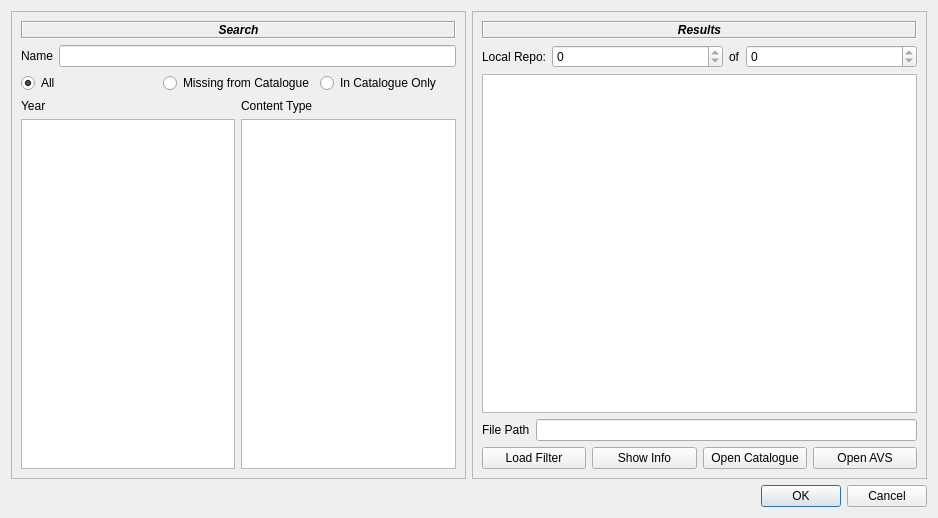
The window that src/main/python/ui/catalogue.ui (3ll3d00d/beqdesigner) describes before a commit, drawn with Qt 5.
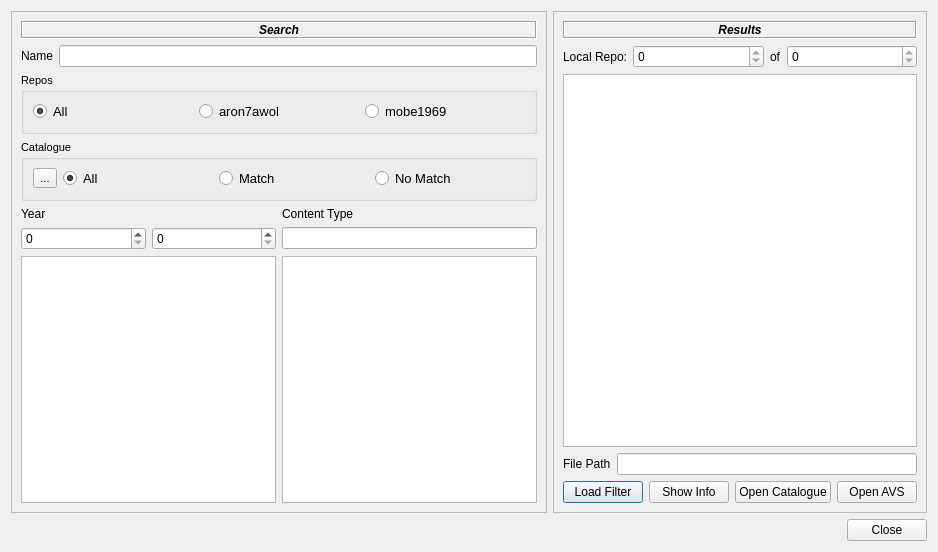
The same window after the commit.

Commit message: improve catalogue search #381

The edit to the form file:
```diff
--- a/src/main/python/ui/catalogue.ui
+++ b/src/main/python/ui/catalogue.ui
@@ -7,13 +7,13 @@
     <x>0</x>
     <y>0</y>
     <width>938</width>
-    <height>518</height>
+    <height>552</height>
    </rect>
   </property>
   <property name="windowTitle">
    <string>BEQ Catalogue</string>
   </property>
-  <layout class="QGridLayout" name="gridLayout" columnstretch="1,1">
+  <layout class="QGridLayout" name="gridLayout" columnstretch="3,2">
    <item row="0" column="0">
     <widget class="QFrame" name="searchFrame">
      <property name="frameShape">
@@ -25,36 +25,101 @@
      <layout class="QGridLayout" name="gridLayout_3">
       <item row="0" column="0">
        <layout class="QGridLayout" name="searchLayout">
-        <item row="0" column="0" colspan="2">
-         <widget class="QLabel" name="filterHeaderLabel">
-          <property name="font">
-           <font>
-            <weight>75</weight>
-            <italic>true</italic>
-            <bold>true</bold>
-           </font>
-          </property>
-          <property name="frameShape">
-           <enum>QFrame::Box</enum>
-          </property>
-          <property name="frameShadow">
-           <enum>QFrame::Sunken</enum>
-          </property>
-          <property name="text">
-           <string>Search</string>
-          </property>
-          <property name="alignment">
-           <set>Qt::AlignCenter</set>
+        <item row="6" column="1">
+         <widget class="QListWidget" name="contentTypeFilter">
+          <property name="selectionMode">
+           <enum>QAbstractItemView::MultiSelection</enum>
           </property>
          </widget>
         </item>
-        <item row="4" column="0">
+        <item row="6" column="0">
          <widget class="QListWidget" name="yearFilter">
           <property name="selectionMode">
            <enum>QAbstractItemView::MultiSelection</enum>
           </property>
          </widget>
         </item>
+        <item row="3" column="0" colspan="2">
+         <widget class="QGroupBox" name="catalogueBox">
+          <property name="font">
+           <font>
+            <pointsize>8</pointsize>
+            <weight>50</weight>
+            <bold>false</bold>
+           </font>
+          </property>
+          <property name="title">
+           <string>Catalogue</string>
+          </property>
+          <layout class="QHBoxLayout" name="horizontalLayout_2">
+           <item>
+            <widget class="QToolButton" name="browseCatalogueButton">
+             <property name="text">
+              <string>...</string>
+             </property>
+            </widget>
+           </item>
+           <item>
+            <widget class="QRadioButton" name="allRadioButton">
+             <property name="font">
+              <font>
+               <pointsize>10</pointsize>
+               <weight>50</weight>
+               <bold>false</bold>
+              </font>
+             </property>
+             <property name="text">
+              <string>All</string>
+             </property>
+             <property name="checked">
+              <bool>true</bool>
+             </property>
+            </widget>
+           </item>
+           <item>
+            <widget class="QRadioButton" name="inCatalogueOnlyRadioButton">
+             <property name="font">
+              <font>
+               <pointsize>10</pointsize>
+               <weight>50</weight>
+               <bold>false</bold>
+              </font>
+             </property>
+             <property name="text">
+              <string>Match</string>
+             </property>
+            </widget>
+           </item>
+           <item>
+            <widget class="QRadioButton" name="missingFromCatalogueRadioButton">
+             <property name="font">
+              <font>
+               <pointsize>10</pointsize>
+               <weight>50</weight>
+               <bold>false</bold>
+              </font>
+             </property>
+             <property name="text">
+              <string>No Match</string>
+             </property>
+            </widget>
+           </item>
+          </layout>
+         </widget>
+        </item>
+        <item row="5" column="0">
+         <layout class="QHBoxLayout" name="yearFilterLayout">
+          <item>
+           <widget class="QSpinBox" name="yearMinFilter"/>
+          </item>
+          <item>
+           <widget class="QSpinBox" name="yearMaxFilter"/>
+          </item>
+         </layout>
+        </item>
+        <item row="5" column="1">
+         <widget class="QLineEdit" name="contentFilter"/>
+        </item>
         <item row="1" column="0" colspan="2">
          <layout class="QHBoxLayout" name="nameLayout">
           <item>
@@ -69,21 +134,37 @@
           </item>
          </layout>
         </item>
-        <item row="4" column="1">
-         <widget class="QListWidget" name="contentTypeFilter">
-          <property name="selectionMode">
-           <enum>QAbstractItemView::MultiSelection</enum>
+        <item row="0" column="0" colspan="2">
+         <widget class="QLabel" name="filterHeaderLabel">
+          <property name="font">
+           <font>
+            <weight>75</weight>
+            <italic>true</italic>
+            <bold>true</bold>
+           </font>
+          </property>
+          <property name="frameShape">
+           <enum>QFrame::Box</enum>
+          </property>
+          <property name="frameShadow">
+           <enum>QFrame::Sunken</enum>
+          </property>
+          <property name="text">
+           <string>Search</string>
+          </property>
+          <property name="alignment">
+           <set>Qt::AlignCenter</set>
           </property>
          </widget>
         </item>
-        <item row="3" column="0">
+        <item row="4" column="0">
          <widget class="QLabel" name="yearFilterLabel">
           <property name="text">
            <string>Year</string>
           </property>
          </widget>
         </item>
-        <item row="3" column="1">
+        <item row="4" column="1">
          <widget class="QLabel" name="contentTypeFilterLabel">
           <property name="text">
            <string>Content Type</string>
@@ -91,32 +172,61 @@
          </widget>
         </item>
         <item row="2" column="0" colspan="2">
-         <layout class="QHBoxLayout" name="catalogueFilterLayout">
-          <item>
-           <widget class="QRadioButton" name="allRadioButton">
-            <property name="text">
-             <string>All</string>
-            </property>
-            <property name="checked">
-             <bool>true</bool>
-            </property>
-           </widget>
-          </item>
-          <item>
-           <widget class="QRadioButton" name="missingFromCatalogueRadioButton">
-            <property name="text">
-             <string>Missing from Catalogue</string>
-            </property>
-           </widget>
-          </item>
-          <item>
-           <widget class="QRadioButton" name="inCatalogueOnlyRadioButton">
-            <property name="text">
-             <string>In Catalogue Only</string>
-            </property>
-           </widget>
-          </item>
-         </layout>
+         <widget class="QGroupBox" name="repoGroupBox">
+          <property name="font">
+           <font>
+            <pointsize>8</pointsize>
+            <italic>false</italic>
+           </font>
+          </property>
+          <property name="title">
+           <string>Repos</string>
+          </property>
+          <layout class="QHBoxLayout" name="horizontalLayout">
+           <item>
+            <widget class="QRadioButton" name="allReposRadioButton">
+             <property name="font">
+              <font>
+               <pointsize>10</pointsize>
+               <italic>false</italic>
+              </font>
+             </property>
+             <property name="text">
+              <string>All</string>
+             </property>
+             <property name="checked">
+              <bool>true</bool>
+             </property>
+            </widget>
+           </item>
+           <item>
+            <widget class="QRadioButton" name="aron7awolRepoButton">
+             <property name="font">
+              <font>
+               <pointsize>10</pointsize>
+               <italic>false</italic>
+              </font>
+             </property>
+             <property name="text">
+              <string>aron7awol</string>
+             </property>
+            </widget>
+           </item>
+           <item>
+            <widget class="QRadioButton" name="mobe1969RepoButton">
+             <property name="font">
+              <font>
+               <pointsize>10</pointsize>
+               <italic>false</italic>
+              </font>
+             </property>
+             <property name="text">
+              <string>mobe1969</string>
+             </property>
+            </widget>
+           </item>
+          </layout>
+         </widget>
         </item>
        </layout>
       </item>
@@ -259,7 +369,7 @@
       <enum>Qt::Horizontal</enum>
      </property>
      <property name="standardButtons">
-      <set>QDialogButtonBox::Cancel|QDialogButtonBox::Ok</set>
+      <set>QDialogButtonBox::Close</set>
      </property>
     </widget>
    </item>
```
Left out of the diff: 152 changed lines with no effect on the pictures. The commit also changes 6 other files.
